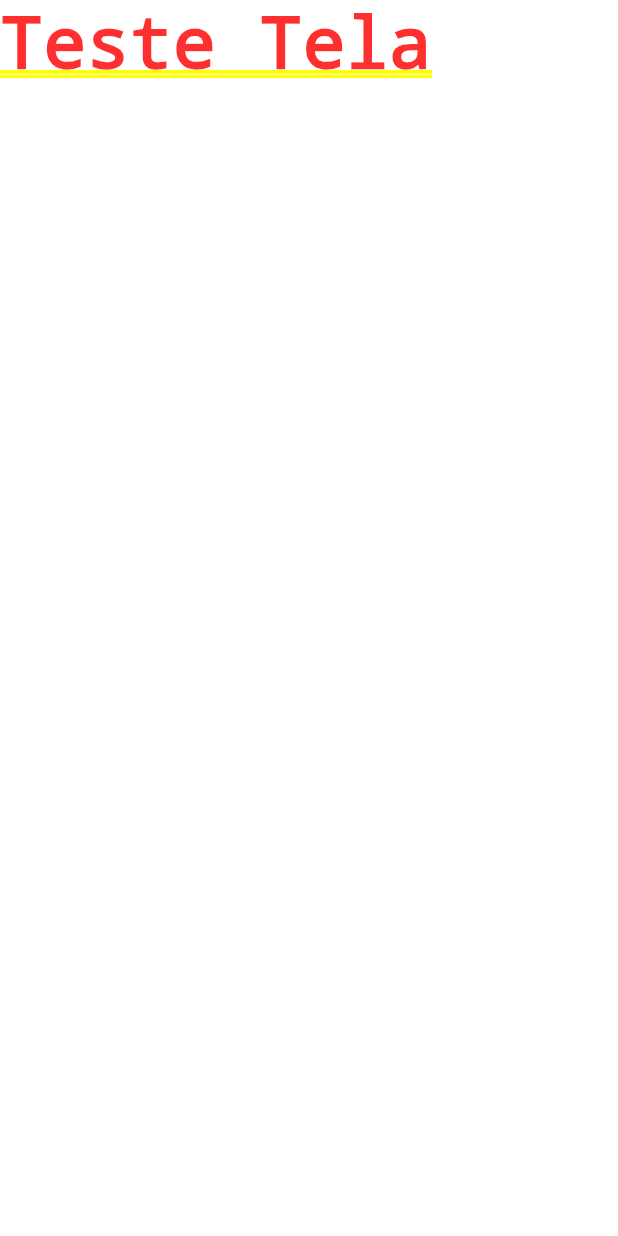
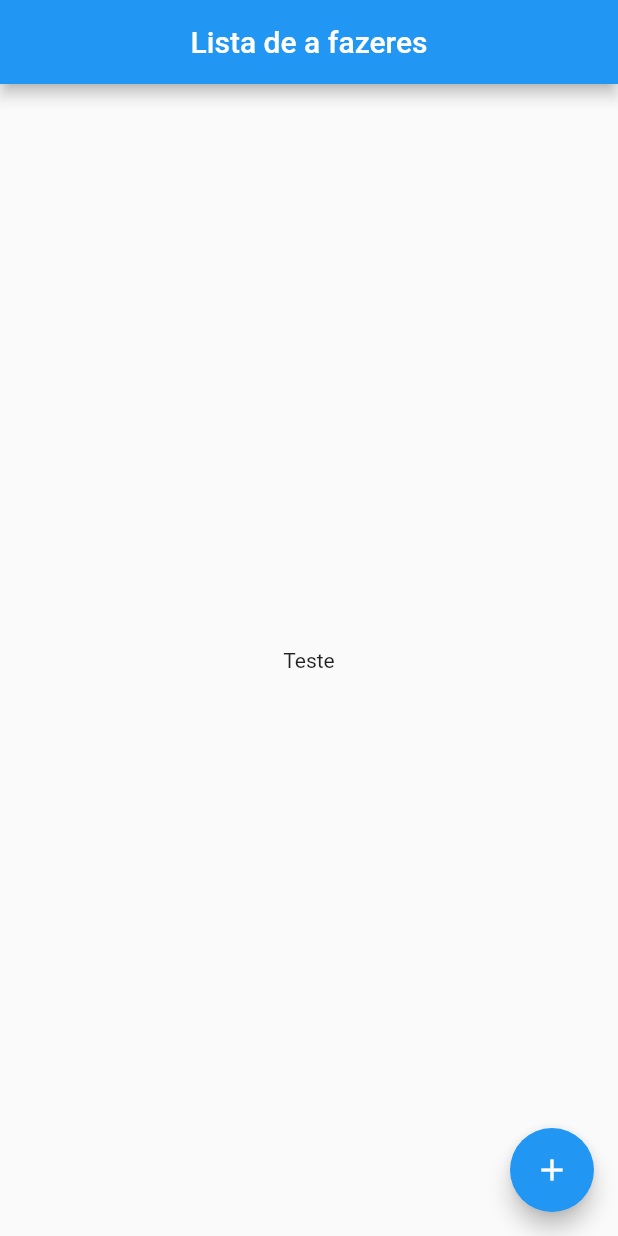
Before and after one commit to jmateusps16/exercicioTodo, a Flutter app: the screen it shows after launch, on a phone screen of 412 x 824 dp. Run offline on Flutter 3.47's test engine with Material 2 defaults, Android fonts, the light colour scheme and no system bars.

Commit message:
incusão do botão

```diff
--- a/lib/main.dart
+++ b/lib/main.dart
@@ -1,35 +1,6 @@
 import 'package:flutter/material.dart';
+import 'package:psftodoapp/my_app.dart';
 
 void main() {
   runApp(const MyApp());
 }
-
-class MyApp extends StatelessWidget {
-  const MyApp({super.key});
-
-  @override
-  Widget build(BuildContext context) {
-    return MaterialApp(
-      title: 'Flutter Demo',
-      theme: ThemeData(
-        primarySwatch: Colors.blue,
-      ),
-      home: const MyHomePage(title: 'Flutter Demo Home Page'),
-    );
-  }
-}
-
-class MyHomePage extends StatefulWidget {
-  const MyHomePage({super.key, required this.title});
-  final String title;
-
-  @override
-  State<MyHomePage> createState() => _MyHomePageState();
-}
-
-class _MyHomePageState extends State<MyHomePage> {
-  @override
-  Widget build(BuildContext context) {
-    return const SafeArea(child: Text('Teste Tela'));
-  }
-}
--- /dev/null
+++ b/lib/my_app.dart
@@ -0,0 +1,56 @@
+import 'package:flutter/material.dart';
+
+class MyApp extends StatelessWidget {
+  const MyApp({super.key});
+
+  @override
+  Widget build(BuildContext context) {
+    return MaterialApp(
+      title: 'TODOS',
+      theme: ThemeData(
+        primarySwatch: Colors.blue,
+      ),
+      home: const MyHomePage(title: 'Flutter Demo Home Page'),
+    );
+  }
+}
+
+class MyHomePage extends StatefulWidget {
+  const MyHomePage({super.key, required this.title});
+  final String title;
+
+  @override
+  State<MyHomePage> createState() => _MyHomePageState();
+}
+
+class _MyHomePageState extends State<MyHomePage> {
+  @override
+  Widget build(BuildContext context) {
+    return SafeArea(
+        child: Scaffold(
+            appBar: AppBar(
+              title: const Text('Lista de a fazeres'),
+              centerTitle: true,
+            ),
+            body: Center(
+              child: Column(
+                mainAxisAlignment: MainAxisAlignment.spaceEvenly,
+                children: [
+                  Row(
+                    mainAxisAlignment: MainAxisAlignment.spaceAround,
+                    children: const [
+                      Text('Teste'),
+                    ],
+                  )
+                ],
+              ),
+            ),
+            floatingActionButton: FloatingActionButton(
+              onPressed: () {
+                // Add your onPressed code here!
+              },
+              backgroundColor: Colors.blue,
+              child: const Icon(Icons.add),
+            )));
+  }
+}
--- a/lib/repository/tarefa_repository.dart
+++ b/lib/repository/tarefa_repository.dart
@@ -3,7 +3,7 @@ import 'package:psftodoapp/models/todoModel.dart';
 import 'package:http/http.dart' as http;
 
 abstract class TarefaRepository {
-  Future<bool> putTarefa(TodoModel tarefaModelo);
+  Future<bool> postTarefa(TodoModel tarefaModelo);
   Future<List<TodoModel>> getTarefa();
   Future<bool> deleteTarefa(String titulo);
 }
@@ -11,7 +11,7 @@ abstract class TarefaRepository {
 class TarefaRepositoryHttp implements TarefaRepository {
   final baseUrl = 'https://crudcrud.com/api/e445910476f64a2fb110171c73eb26fa';
   @override
-  Future<bool> putTarefa(TodoModel company) async {
+  Future<bool> postTarefa(TodoModel company) async {
     final response = await http.post(
       Uri.parse('$baseUrl/todoList'),
       body: company.toJson(),
```
